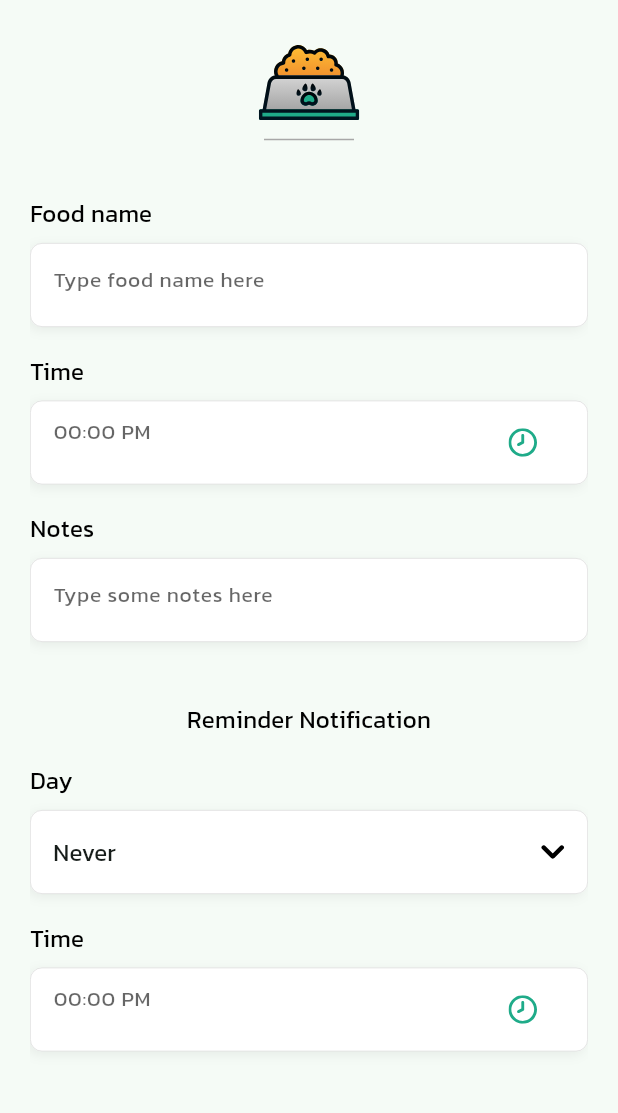
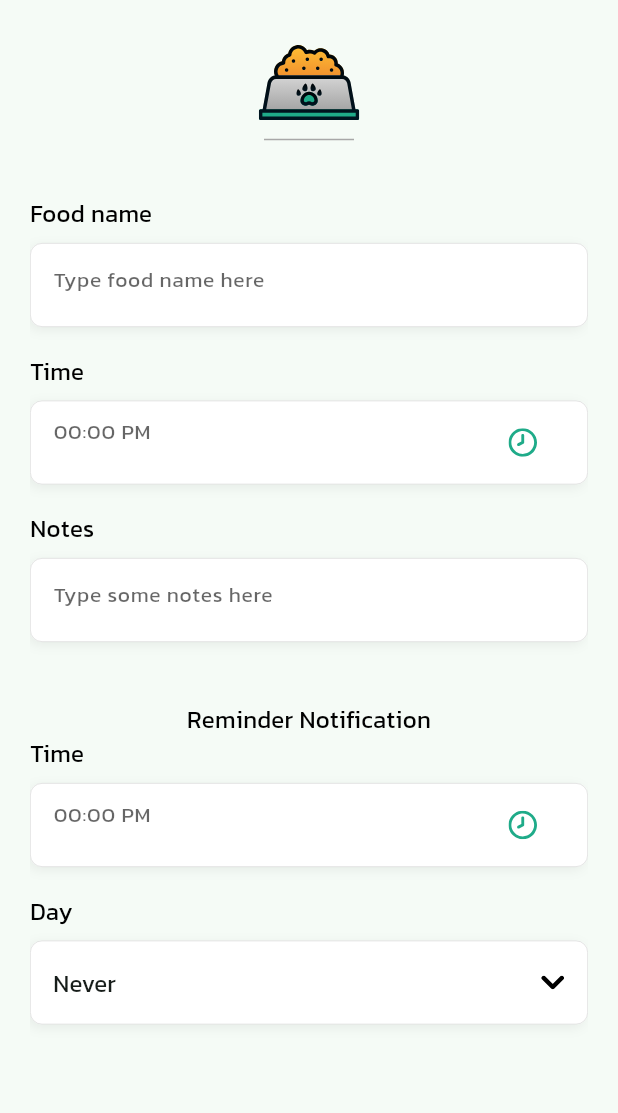
Before and after one commit to saad-01/dogapp, a Flutter app: the AddFoodPage screen opened directly with empty values, on a phone screen of 412 x 824 dp, the part 123-1236 px from its top. Run offline on Flutter 3.47's test engine with Material 3 defaults, Android fonts, the phone set to English and light mode, and no system bars; our stand-ins replace cloud_firestore, firebase_auth, firebase_core, firebase_storage, flutter_carousel_widget, flutter_colorpicker and 8 more; missing offline and left inert: flutter_swipe_button; accounts and stored records are empty; network calls fail; project files that could hold a hidden picture were left out.

Commit message:
bug fixing

```diff
--- a/lib/components/textfield.dart
+++ b/lib/components/textfield.dart
@@ -43,6 +43,7 @@ class CustomTextfield extends StatelessWidget {
       ),
       child: Center(
         child: TextFormField(
+          textInputAction: TextInputAction.go,
           textCapitalization: TextCapitalization.sentences,
           obscureText: obscureText,
           keyboardType: keyboardType,
--- a/lib/pages/add_food_page.dart
+++ b/lib/pages/add_food_page.dart
@@ -20,6 +20,7 @@ class AddFoodPage extends StatelessWidget {
     final foodVM = Get.put(FoodModel());
     final QueryDocumentSnapshot<Object> arguments = Get.arguments;
     final doc = arguments;
+    final formkey = GlobalKey<FormState>();
     return Scaffold(
       body: SafeArea(
           child: Container(
@@ -57,16 +58,20 @@ class AddFoodPage extends StatelessWidget {
                   const SizedBox(
                     height: 8,
                   ),
+                  Form(
+                    key: formkey,
+                    child: Column(
+                      children: [
                         CustomTextfield(
                           hintText: AppStrings.typeFood,
                           obscureText: false,
                           controller: foodVM.foodNameController.value,
                           focusNode: foodVM.foodNameFocusNode.value,
                           onFieldSubmitted: (p0) {
-                      Utils.fieldFocusChange(
-                          context,
-                          foodVM.foodNameFocusNode.value,
-                          foodVM.notesFocusNode.value);
+                            // Utils.fieldFocusChange(
+                            //     context,
+                            //     foodVM.foodNameFocusNode.value,
+                            //     foodVM.timeFocusNode.value);
                           },
                         ),
                         const SizedBox(
@@ -88,14 +93,14 @@ class AddFoodPage extends StatelessWidget {
                                 ? AppStrings.time
                                 : foodVM.timeController.value.text,
                             obscureText: false,
-                      keyboardType: TextInputType.none,
+                            // keyboardType: TextInputType.none,
                             controller: foodVM.timeController.value,
                             focusNode: foodVM.timeFocusNode.value,
                             onFieldSubmitted: (p0) {
-                        Utils.fieldFocusChange(
-                            context,
-                            foodVM.timeFocusNode.value,
-                            foodVM.notesFocusNode.value);
+                              // Utils.fieldFocusChange(
+                              //     context,
+                              //     foodVM.timeFocusNode.value,
+                              //     foodVM.notesFocusNode.value);
                             },
                             suffixIcon: GestureDetector(
                               onTap: () async {
@@ -105,7 +110,8 @@ class AddFoodPage extends StatelessWidget {
                               },
                               child: Padding(
                                 padding: const EdgeInsets.all(18.0),
-                          child: SvgPicture.asset(AssetImages.outlineWatch),
+                                child:
+                                    SvgPicture.asset(AssetImages.outlineWatch),
                               ),
                             ),
                           ),
@@ -128,8 +134,14 @@ class AddFoodPage extends StatelessWidget {
                           obscureText: false,
                           controller: foodVM.notesController.value,
                           focusNode: foodVM.notesFocusNode.value,
-                    onFieldSubmitted: (p0) {},
+                          onFieldSubmitted: (p0) {
+                            // Utils.fieldFocusChange(
+                            //     context,
+                            //     foodVM.notesFocusNode.value,
+                            //     foodVM.reminderTimeFocusNode.value);
+                          },
                         ),
+
                         // const SizedBox(
                         //   height: 18,
                         // ),
@@ -174,6 +186,43 @@ class AddFoodPage extends StatelessWidget {
                         Text(
                           AppStrings.reminderNoti,
                           style: Styles.expertSignupPaget1(),
+                        ),
+                        Align(
+                          alignment: Alignment.centerLeft,
+                          child: Text(
+                            AppStrings.timeHeading,
+                            style: Styles.expertSignupPaget1(),
+                          ),
+                        ),
+                        const SizedBox(
+                          height: 8,
+                        ),
+                        Obx(
+                          () => CustomTextfield(
+                            hintText:
+                                foodVM.reminderTimeController.value.text == ''
+                                    ? AppStrings.time
+                                    : foodVM.reminderTimeController.value.text,
+                            // keyboardType: TextInputType.none,
+                            controller: foodVM.reminderTimeController.value,
+                            focusNode: foodVM.reminderTimeFocusNode.value,
+                            onFieldSubmitted: (p0) {},
+                            obscureText: false,
+                            suffixIcon: GestureDetector(
+                              onTap: () async {
+                                await foodVM.selectTime(context,
+                                    foodVM.reminderTimeController.value);
+                              },
+                              child: Padding(
+                                padding: const EdgeInsets.all(18.0),
+                                child:
+                                    SvgPicture.asset(AssetImages.outlineWatch),
+                              ),
+                            ),
+                          ),
+                        ),
+                      ],
+                    ),
                   ),
                   const SizedBox(
                     height: 18,
@@ -318,41 +367,6 @@ class AddFoodPage extends StatelessWidget {
                     ),
                   ),
                   const SizedBox(
-                    height: 18,
-                  ),
-                  Align(
-                    alignment: Alignment.centerLeft,
-                    child: Text(
-                      AppStrings.timeHeading,
-                      style: Styles.expertSignupPaget1(),
-                    ),
-                  ),
-                  const SizedBox(
-                    height: 8,
-                  ),
-                  Obx(
-                    () => CustomTextfield(
-                      hintText: foodVM.reminderTimeController.value.text == ''
-                          ? AppStrings.time
-                          : foodVM.reminderTimeController.value.text,
-                      keyboardType: TextInputType.none,
-                      controller: foodVM.reminderTimeController.value,
-                      focusNode: foodVM.reminderTimeFocusNode.value,
-                      onFieldSubmitted: (p0) {},
-                      obscureText: false,
-                      suffixIcon: GestureDetector(
-                        onTap: () async {
-                          await foodVM.selectTime(
-                              context, foodVM.reminderTimeController.value);
-                        },
-                        child: Padding(
-                          padding: const EdgeInsets.all(18.0),
-                          child: SvgPicture.asset(AssetImages.outlineWatch),
-                        ),
-                      ),
-                    ),
-                  ),
-                  const SizedBox(
                     height: 50,
                   ),
                   Obx(
--- a/pubspec.yaml
+++ b/pubspec.yaml
@@ -52,6 +52,8 @@ dependencies:
   firebase_app_check: ^0.2.1+8
   flutter_colorpicker: ^1.0.3
   table_calendar: ^3.0.9
+  pedometer: ^4.0.1
+  sensors_plus: ^4.0.2
 dev_dependencies:
   flutter_test:
     sdk: flutter
```
Also changed, not shown: lib/pages/add_dog.dart (+21 -36 lines), lib/pages/day_view.dart (+38 -41 lines), lib/view_models/services/step_counter.dart (added, +14 -0 lines), pubspec.lock, 18 other files. Lines whose indentation alone changed are shown as unchanged.
